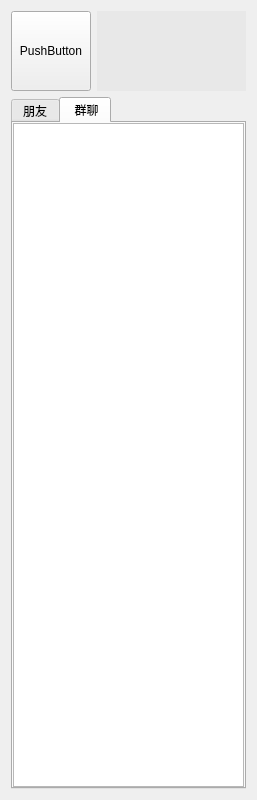
Before: the Qt Designer form qClient/friend_windows.ui in AGuan177/QTice, drawn with Qt 5.
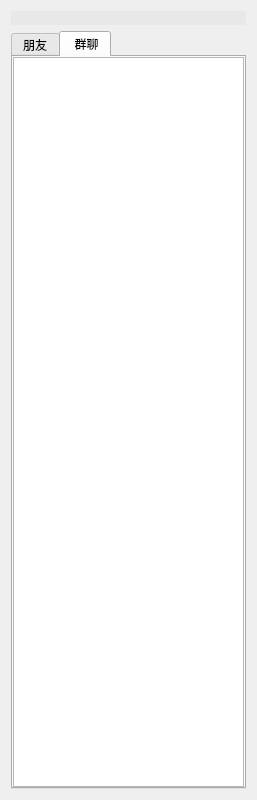
After: the same form once the commit is applied. Icons and pictures are not drawn.

```diff
--- a/qClient/friend_windows.ui
+++ b/qClient/friend_windows.ui
@@ -17,35 +17,6 @@
    <string notr="true"/>
   </property>
   <layout class="QGridLayout" name="gridLayout">
-   <item row="0" column="0">
-    <widget class="QPushButton" name="changeHead">
-     <property name="minimumSize">
-      <size>
-       <width>80</width>
-       <height>80</height>
-      </size>
-     </property>
-     <property name="maximumSize">
-      <size>
-       <width>80</width>
-       <height>80</height>
-      </size>
-     </property>
-     <property name="text">
-      <string>PushButton</string>
-     </property>
-    </widget>
-   </item>
-   <item row="0" column="1" colspan="2">
-    <widget class="QLabel" name="labelID">
-     <property name="styleSheet">
-      <string notr="true">background:rgba(225,225,225,0.5)</string>
-     </property>
-     <property name="text">
-      <string/>
-     </property>
-    </widget>
-   </item>
    <item row="1" column="0" colspan="3">
     <widget class="QTabWidget" name="tabWidget">
      <property name="currentIndex">
@@ -128,6 +99,16 @@
      </widget>
     </widget>
    </item>
+   <item row="0" column="0" colspan="3">
+    <widget class="QLabel" name="labelID">
+     <property name="styleSheet">
+      <string notr="true">background:rgba(225,225,225,0.5)</string>
+     </property>
+     <property name="text">
+      <string/>
+     </property>
+    </widget>
+   </item>
   </layout>
  </widget>
  <resources/>
```
